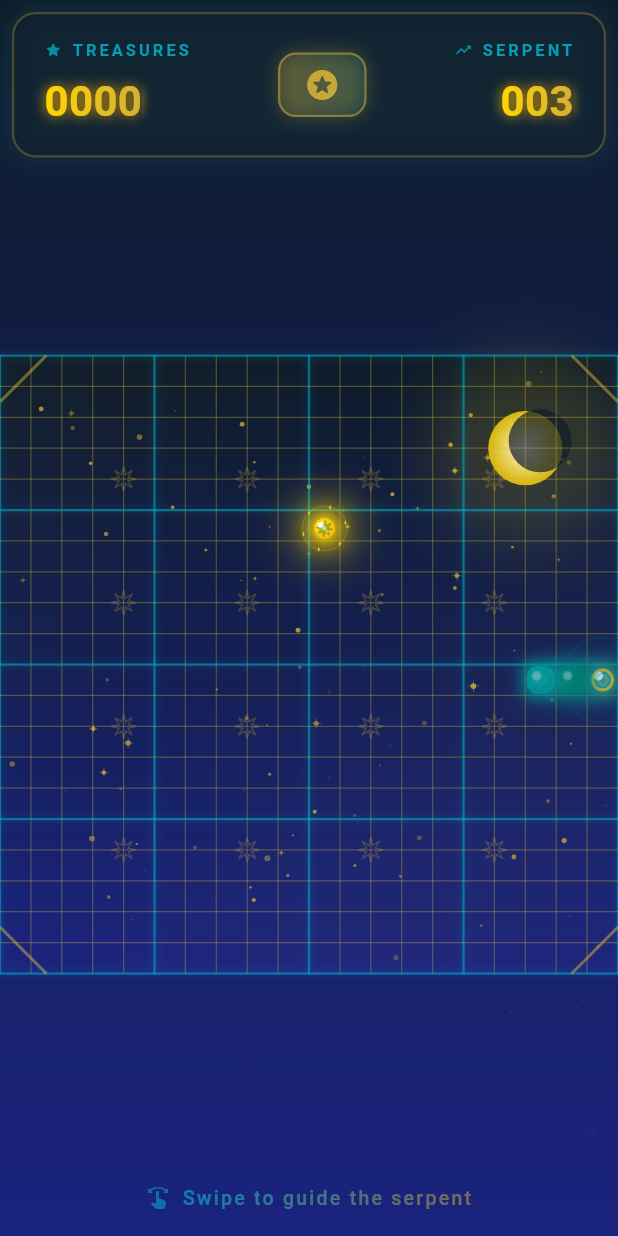
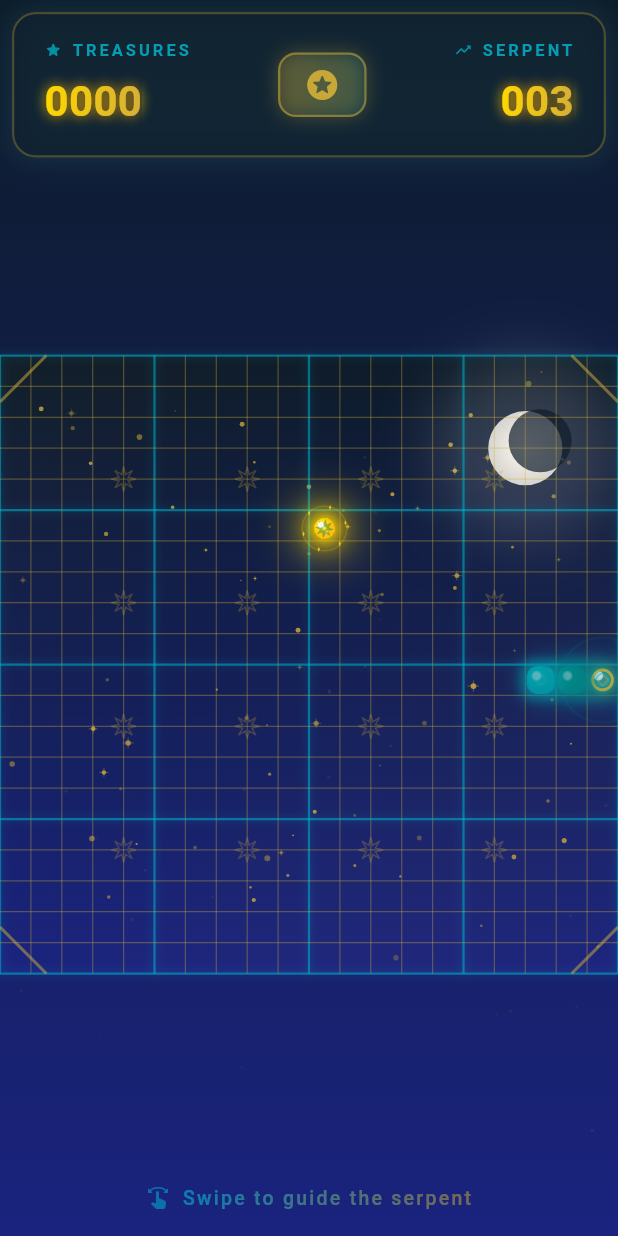
Before and after one commit to muhammadbader/pygame, a Flutter app: the GameScreen screen opened directly, on a phone screen of 412 x 824 dp. Run offline on Flutter 3.47's test engine with Material 3 defaults, Android fonts, the phone set to English and light mode, and no system bars; our stand-ins replace shared_preferences; accounts and stored records are empty; Roboto replaces fonts that are missing (Poppins).

Commit message:
Add dynamic theme system that changes every 5 gems
Implement 5 stunning themes that cycle as player collects gems:

🌙 Theme 0: Midnight Desert (0-4 gems)
- Deep midnight blues with gold and turquoise
- Classic Arabian night atmosphere

🌅 Theme 1: Desert Sunset (5-9 gems)
- Warm purples, oranges, and pinks
- Vibrant sunset over dunes

🌿 Theme 2: Emerald Oasis (10-14 gems)
- Rich greens, jades, and turquoise
- Lush desert paradise

👑 Theme 3: Royal Purple (15-19 gems)
- Deep purples with gold accents
- Luxurious royal palace

💎 Theme 4: Sapphire Night (20-24 gems)
- Deep blues with silver and white
- Crystalline starlit sky

Features:
- Themes cycle every 5 gems collected
- All visual elements adapt: background, grid, serpent, treasures, stars, moon
- Smooth color transitions throughout game
- Each theme has unique personality and atmosphere
- Keeps gameplay fresh and exciting as you progress

Technical:
- ThemeColors class with 5 predefined palettes
- GameState tracks currentTheme (0-4)
- All drawing methods use theme.color instead of static colors
- Automatic theme cycling in _eatFood method

```diff
--- a/pygame/snake/lib/models/game_state.dart
+++ b/pygame/snake/lib/models/game_state.dart
@@ -24,8 +24,12 @@ class GameState extends ChangeNotifier {
   bool isPaused = false;
   Timer? _gameTimer;
   int currentSpeed = initialSpeed;
+  int currentTheme = 0; // Theme changes every 5 gems
 
   final Random _random = Random();
+
+  // Theme milestone - change theme every 5 gems
+  static const int gemsPerTheme = 5;
 
   /// Initialize a new game
   void initGame() {
@@ -44,6 +48,7 @@ class GameState extends ChangeNotifier {
     isGameOver = false;
     isPaused = false;
     currentSpeed = initialSpeed;
+    currentTheme = 0;
 
     _spawnFood();
     notifyListeners();
@@ -133,6 +138,9 @@ class GameState extends ChangeNotifier {
     foodEaten++;
     score += 10;
 
+    // Update theme every gemsPerTheme gems (cycles through 5 themes)
+    currentTheme = (foodEaten ~/ gemsPerTheme) % 5;
+
     // Increase speed every foodPerSpeedUp foods
     if (foodEaten % foodPerSpeedUp == 0 && currentSpeed > minSpeed) {
       currentSpeed = max(minSpeed, currentSpeed - speedIncrement);
--- a/pygame/snake/lib/widgets/game_painter.dart
+++ b/pygame/snake/lib/widgets/game_painter.dart
@@ -2,6 +2,146 @@ import 'dart:math';
 import 'package:flutter/material.dart';
 import '../models/game_state.dart';
 import '../models/position.dart';
+
+/// Theme color palette for dynamic theme switching
+class ThemeColors {
+  final Color backgroundColor1;
+  final Color backgroundColor2;
+  final Color patternColor;
+  final Color gridColor;
+  final Color gridAccentColor;
+  final Color snakeHeadColor;
+  final Color snakeTailColor;
+  final Color snakeGlowColor;
+  final Color snakePatternColor;
+  final Color foodColor;
+  final Color foodAccentColor;
+  final Color foodGlowColor;
+  final Color starColor;
+  final Color moonColor;
+  final String themeName;
+
+  const ThemeColors({
+    required this.backgroundColor1,
+    required this.backgroundColor2,
+    required this.patternColor,
+    required this.gridColor,
+    required this.gridAccentColor,
+    required this.snakeHeadColor,
+    required this.snakeTailColor,
+    required this.snakeGlowColor,
+    required this.snakePatternColor,
+    required this.foodColor,
+    required this.foodAccentColor,
+    required this.foodGlowColor,
+    required this.starColor,
+    required this.moonColor,
+    required this.themeName,
+  });
+
+  // Theme 0: Midnight Desert (default - deep blues and gold)
+  static const midnight = ThemeColors(
+    backgroundColor1: Color(0xFF0D1B2A),
+    backgroundColor2: Color(0xFF1A237E),
+    patternColor: Color(0xFF1A237E),
+    gridColor: Color(0xFFD4AF37),
+    gridAccentColor: Color(0xFF00BCD4),
+    snakeHeadColor: Color(0xFF00695C),
+    snakeTailColor: Color(0xFF00BCD4),
+    snakeGlowColor: Color(0x8000BCD4),
+    snakePatternColor: Color(0xFFD4AF37),
+    foodColor: Color(0xFFFFD700),
+    foodAccentColor: Color(0xFFFFC107),
+    foodGlowColor: Color(0x80FFD700),
+    starColor: Color(0x40D4AF37),
+    moonColor: Color(0xFFFFFAF0),
+    themeName: 'Midnight Desert',
+  );
+
+  // Theme 1: Desert Sunset (warm oranges, purples, and gold)
+  static const sunset = ThemeColors(
+    backgroundColor1: Color(0xFF2D1B4E),
+    backgroundColor2: Color(0xFF4A1E3C),
+    patternColor: Color(0xFF3E2C5A),
+    gridColor: Color(0xFFFF8C42),
+    gridAccentColor: Color(0xFFFF6B9D),
+    snakeHeadColor: Color(0xFFFF6347),
+    snakeTailColor: Color(0xFFFF8C42),
+    snakeGlowColor: Color(0x80FF6347),
+    snakePatternColor: Color(0xFFFFD700),
+    foodColor: Color(0xFFFF6B9D),
+    foodAccentColor: Color(0xFFFF1493),
+    foodGlowColor: Color(0x80FF6B9D),
+    starColor: Color(0x40FF8C42),
+    moonColor: Color(0xFFFFB347),
+    themeName: 'Desert Sunset',
+  );
+
+  // Theme 2: Emerald Oasis (greens and jade)
+  static const oasis = ThemeColors(
+    backgroundColor1: Color(0xFF0A2E2E),
+    backgroundColor2: Color(0xFF1B4D3E),
+    patternColor: Color(0xFF2C5F4F),
+    gridColor: Color(0xFF50C878),
+    gridAccentColor: Color(0xFF40E0D0),
+    snakeHeadColor: Color(0xFF00D084),
+    snakeTailColor: Color(0xFF7FFFD4),
+    snakeGlowColor: Color(0x8000D084),
+    snakePatternColor: Color(0xFFFFD700),
+    foodColor: Color(0xFF7FFFD4),
+    foodAccentColor: Color(0xFF00CED1),
+    foodGlowColor: Color(0x807FFFD4),
+    starColor: Color(0x4050C878),
+    moonColor: Color(0xFFE0FFE0),
+    themeName: 'Emerald Oasis',
+  );
+
+  // Theme 3: Royal Purple (deep purples and gold)
+  static const royal = ThemeColors(
+    backgroundColor1: Color(0xFF1A0033),
+    backgroundColor2: Color(0xFF2E1A47),
+    patternColor: Color(0xFF4B0082),
+    gridColor: Color(0xFFFFD700),
+    gridAccentColor: Color(0xFFDA70D6),
+    snakeHeadColor: Color(0xFF9370DB),
+    snakeTailColor: Color(0xFFBA55D3),
+    snakeGlowColor: Color(0x809370DB),
+    snakePatternColor: Color(0xFFFFD700),
+    foodColor: Color(0xFFFFD700),
+    foodAccentColor: Color(0xFFFFA500),
+    foodGlowColor: Color(0x80FFD700),
+    starColor: Color(0x40FFD700),
+    moonColor: Color(0xFFFFFFE0),
+    themeName: 'Royal Purple',
+  );
+
+  // Theme 4: Sapphire Night (deep blues and silver)
+  static const sapphire = ThemeColors(
+    backgroundColor1: Color(0xFF000033),
+    backgroundColor2: Color(0xFF001A4D),
+    patternColor: Color(0xFF003366),
+    gridColor: Color(0xFFC0C0C0),
+    gridAccentColor: Color(0xFF4169E1),
+    snakeHeadColor: Color(0xFF0F52BA),
+    snakeTailColor: Color(0xFF6495ED),
+    snakeGlowColor: Color(0x800F52BA),
+    snakePatternColor: Color(0xFFE8E8E8),
+    foodColor: Color(0xFFE8E8E8),
+    foodAccentColor: Color(0xFFC0C0C0),
+    foodGlowColor: Color(0x80E8E8E8),
+    starColor: Color(0x40C0C0C0),
+    moonColor: Color(0xFFFFFFFF),
+    themeName: 'Sapphire Night',
+  );
+
+  static const List<ThemeColors> themes = [
+    midnight,
+    sunset,
+    oasis,
+    royal,
+    sapphire,
+  ];
+}
 
 /// Custom painter for rendering the snake game
 class GamePainter extends CustomPainter {
@@ -23,19 +163,8 @@ class GamePainter extends CustomPainter {
     this.collectionFrame,
   });
 
-  // Arabian/Islamic color palette
-  static const Color backgroundColor = Color(0xFF0D1B2A); // Deep midnight blue
-  static const Color patternColor = Color(0xFF1A237E); // Rich indigo for patterns
-  static const Color gridColor = Color(0xFFD4AF37); // Rich gold
-  static const Color gridAccentColor = Color(0xFF00BCD4); // Turquoise accent
-  static const Color snakeHeadColor = Color(0xFF00695C); // Emerald green
-  static const Color snakeTailColor = Color(0xFF00BCD4); // Turquoise
-  static const Color snakeGlowColor = Color(0x8000BCD4); // Turquoise glow
-  static const Color snakePatternColor = Color(0xFFD4AF37); // Gold pattern
-  static const Color foodColor = Color(0xFFFFD700); // Golden amber
-  static const Color foodAccentColor = Color(0xFFFFC107); // Amber
-  static const Color foodGlowColor = Color(0x80FFD700); // Gold glow
-  static const Color starColor = Color(0x40D4AF37); // Subtle gold stars
+  // Get current theme colors based on game state
+  ThemeColors get theme => ThemeColors.themes[gameState.currentTheme];
 
   @override
   void paint(Canvas canvas, Size size) {
@@ -72,22 +201,6 @@ class GamePainter extends CustomPainter {
   void _drawDynamicBackground(Canvas canvas, Size size) {
     final bgTime = backgroundAnimation ?? 0.0;
 
-    // Dynamic gradient colors that shift based on score
-    final scoreProgress = (gameState.score / 500).clamp(0.0, 1.0);
-
-    // Base colors transition from deep indigo to warmer desert tones as score increases
-    final topColor = Color.lerp(
-      const Color(0xFF0D1B2A), // Deep midnight blue
-      const Color(0xFF1A1042), // Deep purple
-      scoreProgress * 0.3,
-    )!;
-
-    final bottomColor = Color.lerp(
-      const Color(0xFF1A237E), // Rich indigo
-      const Color(0xFF2D1B4E), // Deeper purple
-      scoreProgress * 0.3,
-    )!;
-
     // Animated gradient with subtle shift
     final gradientShift = sin(bgTime * 0.5) * 0.1;
 
@@ -95,7 +208,7 @@ class GamePainter extends CustomPainter {
       ..shader = LinearGradient(
         begin: Alignment(0, -1.0 + gradientShift),
         end: Alignment(0, 1.0 - gradientShift),
-        colors: [topColor, bottomColor],
+        colors: [theme.backgroundColor1, theme.backgroundColor2],
       ).createShader(Rect.fromLTWH(0, 0, size.width, size.height));
 
     canvas.drawRect(
@@ -110,7 +223,7 @@ class GamePainter extends CustomPainter {
 
     // Draw twinkling stars
     final starPaint = Paint()
-      ..color = const Color(0xFFD4AF37)
+      ..color = theme.starColor
       ..style = PaintingStyle.fill;
 
     final random = Random(42); // Fixed seed for consistent positions
@@ -120,13 +233,13 @@ class GamePainter extends CustomPainter {
       final twinkle = sin(bgTime * 2 + i * 0.5) * 0.5 + 0.5;
       final starSize = random.nextDouble() * 1.5 + 0.5;
 
-      starPaint.color = Color(0xFFD4AF37).withOpacity(0.3 + twinkle * 0.5);
+      starPaint.color = theme.starColor.withOpacity(0.3 + twinkle * 0.5);
       canvas.drawCircle(Offset(x, y), starSize, starPaint);
 
       // Add cross sparkle to some stars
       if (i % 4 == 0) {
         final sparklePaint = Paint()
-          ..color = Color(0xFFD4AF37).withOpacity(0.2 + twinkle * 0.3)
+          ..color = theme.starColor.withOpacity(0.2 + twinkle * 0.3)
           ..strokeWidth = 0.5
           ..style = PaintingStyle.stroke;
 
@@ -149,7 +262,7 @@ class GamePainter extends CustomPainter {
 
     // Moon glow
     final moonGlowPaint = Paint()
-      ..color = const Color(0xFFFFD700).withOpacity(0.15)
+      ..color = theme.moonColor.withOpacity(0.15)
       ..maskFilter = const MaskFilter.blur(BlurStyle.normal, 20);
     canvas.drawCircle(moonCenter, moonRadius * 2.5, moonGlowPaint);
 
@@ -157,15 +270,15 @@ class GamePainter extends CustomPainter {
     final moonPaint = Paint()
       ..shader = RadialGradient(
         colors: [
-          const Color(0xFFFFFAF0),
-          const Color(0xFFFFD700).withOpacity(0.8),
+          theme.moonColor,
+          theme.moonColor.withOpacity(0.8),
         ],
       ).createShader(Rect.fromCircle(center: moonCenter, radius: moonRadius));
     canvas.drawCircle(moonCenter, moonRadius, moonPaint);
 
     // Crescent shadow
     final shadowPaint = Paint()
-      ..color = const Color(0xFF0D1B2A).withOpacity(0.7)
+      ..color = theme.backgroundColor1.withOpacity(0.7)
       ..style = PaintingStyle.fill;
     canvas.drawCircle(
       Offset(moonCenter.dx + moonRadius * 0.4, moonCenter.dy - moonRadius * 0.2),
@@ -185,7 +298,7 @@ class GamePainter extends CustomPainter {
       final y = baseY + (bgTime * 5 + i * 3) % size.height;
 
       final dustPaint = Paint()
-        ..color = const Color(0xFFD4AF37).withOpacity(0.05 + sin(bgTime + i) * 0.05);
+        ..color = theme.gridColor.withOpacity(0.05 + sin(bgTime + i) * 0.05);
 
       canvas.drawCircle(Offset(x, y), 1.0, dustPaint);
     }
@@ -194,11 +307,11 @@ class GamePainter extends CustomPainter {
   /// Draw Islamic geometric patterns in background
   void _drawIslamicPatterns(Canvas canvas, Size size) {
     final patternPaint = Paint()
-      ..color = patternColor
+      ..color = theme.patternColor
       ..style = PaintingStyle.fill;
 
     final starPaint = Paint()
-      ..color = starColor
+      ..color = theme.starColor
       ..style = PaintingStyle.stroke
       ..strokeWidth = 1.0;
 
@@ -212,7 +325,7 @@ class GamePainter extends CustomPainter {
 
     // Draw subtle geometric pattern overlay
     final overlayPaint = Paint()
-      ..color = patternColor.withOpacity(0.3)
+      ..color = theme.patternColor.withOpacity(0.3)
       ..style = PaintingStyle.fill;
 
     // Diagonal pattern lines creating diamond shapes
@@ -224,7 +337,7 @@ class GamePainter extends CustomPainter {
       canvas.drawPath(
         path,
         Paint()
-          ..color = patternColor.withOpacity(0.1)
+          ..color = theme.patternColor.withOpacity(0.1)
           ..strokeWidth = 0.3
           ..style = PaintingStyle.stroke,
       );
@@ -273,7 +386,7 @@ class GamePainter extends CustomPainter {
         final shimmerIntensity = (sin(shimmerPhase) * 0.5 + 0.5) * 0.03;
 
         final shimmerPaint = Paint()
-          ..color = const Color(0xFFD4AF37).withOpacity(shimmerIntensity)
+          ..color = theme.gridColor.withOpacity(shimmerIntensity)
           ..style = PaintingStyle.fill;
 
         canvas.drawRect(cellRect, shimmerPaint);
@@ -281,21 +394,21 @@ class GamePainter extends CustomPainter {
     }
 
     // Enhanced grid lines with glow
-    // Main grid lines in gold
+    // Main grid lines
     final mainGridPaint = Paint()
-      ..color = gridColor.withOpacity(0.35)
+      ..color = theme.gridColor.withOpacity(0.35)
       ..strokeWidth = 0.8
       ..style = PaintingStyle.stroke;
 
-    // Accent lines in turquoise (every 5th line) - more prominent
+    // Accent lines (every 5th line) - more prominent
     final accentGridPaint = Paint()
-      ..color = gridAccentColor.withOpacity(0.5)
+      ..color = theme.gridAccentColor.withOpacity(0.5)
       ..strokeWidth = 1.5
       ..style = PaintingStyle.stroke;
 
     // Grid line glow effect
     final glowPaint = Paint()
-      ..color = gridAccentColor.withOpacity(0.15)
+      ..color = theme.gridAccentColor.withOpacity(0.15)
       ..strokeWidth = 3.0
       ..maskFilter = const MaskFilter.blur(BlurStyle.normal, 3)
       ..style = PaintingStyle.stroke;
@@ -356,7 +469,7 @@ class GamePainter extends CustomPainter {
       final rippleOpacity = (1.0 - rippleProgress) * 0.3;
 
       final ripplePaint = Paint()
-        ..color = snakeHeadColor.withOpacity(rippleOpacity)
+        ..color = theme.snakeHeadColor.withOpacity(rippleOpacity)
         ..strokeWidth = 1.5
         ..style = PaintingStyle.stroke;
 
@@ -367,7 +480,7 @@ class GamePainter extends CustomPainter {
   /// Draw decorative corner ornaments
   void _drawCornerOrnaments(Canvas canvas, Size size) {
     final ornamentPaint = Paint()
-      ..color = gridColor.withOpacity(0.5)
+      ..color = theme.gridColor.withOpacity(0.5)
       ..strokeWidth = 2.0
       ..style = PaintingStyle.stroke;
 
@@ -430,7 +543,7 @@ class GamePainter extends CustomPainter {
       final pulseIntensity = (sin(pulsePhase) * 0.5 + 0.5) * 0.2;
 
       final trailPaint = Paint()
-        ..color = snakeGlowColor.withOpacity(trailFade * (0.15 + pulseIntensity))
+        ..color = theme.snakeGlowColor.withOpacity(trailFade * (0.15 + pulseIntensity))
         ..maskFilter = const MaskFilter.blur(BlurStyle.normal, 8);
 
       canvas.drawCircle(center, trailRadius, trailPaint);
@@ -453,18 +566,18 @@ class GamePainter extends CustomPainter {
       // Enhanced gradient position with smoother color transition
       final gradientPosition = i / gameState.snake.length;
 
-      // Multi-color gradient: emerald -> jade -> turquoise
+      // Multi-color gradient: head -> middle -> tail
       Color segmentColor;
       if (gradientPosition < 0.5) {
         segmentColor = Color.lerp(
-          snakeHeadColor, // Emerald green
-          const Color(0xFF00897B), // Jade
+          theme.snakeHeadColor,
+          Color.lerp(theme.snakeHeadColor, theme.snakeTailColor, 0.5)!,
           gradientPosition * 2,
         )!;
       } else {
         segmentColor = Color.lerp(
-          const Color(0xFF00897B), // Jade
-          snakeTailColor, // Turquoise
+          Color.lerp(theme.snakeHeadColor, theme.snakeTailColor, 0.5)!,
+          theme.snakeTailColor,
           (gradientPosition - 0.5) * 2,
         )!;
       }
@@ -480,7 +593,7 @@ class GamePainter extends CustomPainter {
       // Outer glow with pulse
       final pulseAmount = sin(shimmerTime * 3 - i * 0.2) * 0.5 + 0.5;
       final outerGlowPaint = Paint()
-        ..color = snakeGlowColor.withOpacity(0.5 * (1 - gradientPosition) * (0.7 + pulseAmount * 0.3))
+        ..color = theme.snakeGlowColor.withOpacity(0.5 * (1 - gradientPosition) * (0.7 + pulseAmount * 0.3))
         ..maskFilter = const MaskFilter.blur(BlurStyle.normal, 10);
 
       canvas.drawRRect(
@@ -567,9 +680,9 @@ class GamePainter extends CustomPainter {
           highlightPaint,
         );
 
-        // Gold accent ring on head - animated
+        // Accent ring on head - animated
         final accentPaint = Paint()
-          ..color = snakePatternColor.withOpacity(0.7 + headPulse * 0.2)
+          ..color = theme.snakePatternColor.withOpacity(0.7 + headPulse * 0.2)
           ..style = PaintingStyle.stroke
           ..strokeWidth = 2.0;
 
@@ -577,7 +690,7 @@ class GamePainter extends CustomPainter {
 
         // Inner accent
         final innerAccentPaint = Paint()
-          ..color = const Color(0xFF00BCD4).withOpacity(0.5)
+          ..color = theme.gridAccentColor.withOpacity(0.5)
           ..style = PaintingStyle.stroke
           ..strokeWidth = 1.0;
 
@@ -589,7 +702,7 @@ class GamePainter extends CustomPainter {
   /// Draw geometric pattern on snake segment
   void _drawSegmentPattern(Canvas canvas, Rect rect, double fadeAmount) {
     final patternPaint = Paint()
-      ..color = snakePatternColor.withOpacity(0.3 * (1 - fadeAmount))
+      ..color = theme.snakePatternColor.withOpacity(0.3 * (1 - fadeAmount))
       ..strokeWidth = 1.0
       ..style = PaintingStyle.stroke;
 
@@ -625,7 +738,7 @@ class GamePainter extends CustomPainter {
 
     // Draw shadow/glow beneath to emphasize floating
     final shadowPaint = Paint()
-      ..color = const Color(0xFFFFD700).withOpacity(0.2)
+      ..color = theme.foodColor.withOpacity(0.2)
       ..maskFilter = const MaskFilter.blur(BlurStyle.normal, 8);
 
     canvas.drawOval(
@@ -640,23 +753,23 @@ class GamePainter extends CustomPainter {
     // Magnetic attraction effect to serpent
     _drawMagneticField(canvas, center, radius);
 
-    // Enhanced multi-layer golden glow
+    // Enhanced multi-layer glow
     final outerGlowPaint = Paint()
-      ..color = foodGlowColor.withOpacity(0.4 + pulseValue * 0.2)
+      ..color = theme.foodGlowColor.withOpacity(0.4 + pulseValue * 0.2)
       ..maskFilter = const MaskFilter.blur(BlurStyle.normal, 15);
 
     canvas.drawCircle(center, radius * 3.0, outerGlowPaint);
 
     // Middle glow
     final middleGlowPaint = Paint()
-      ..color = foodGlowColor.withOpacity(0.6)
+      ..color = theme.foodGlowColor.withOpacity(0.6)
       ..maskFilter = const MaskFilter.blur(BlurStyle.normal, 8);
 
     canvas.drawCircle(center, radius * 1.8, middleGlowPaint);
 
     // Inner glow
     final innerGlowPaint = Paint()
-      ..color = const Color(0xFFFFD700).withOpacity(0.8)
+      ..color = theme.foodColor.withOpacity(0.8)
       ..maskFilter = const MaskFilter.blur(BlurStyle.normal, 4);
 
     canvas.drawCircle(center, radius * 1.2, innerGlowPaint);
@@ -664,15 +777,15 @@ class GamePainter extends CustomPainter {
     // Draw ornamental frame around treasure (rotating)
     _drawTreasureFrame(canvas, center, radius * 1.8, pulseValue);
 
-    // Main golden treasure orb with enhanced gradient
+    // Main treasure orb with enhanced gradient
     final foodPaint = Paint()
       ..shader = RadialGradient(
         center: const Alignment(-0.3, -0.3),
         colors: [
           Colors.white,
-          const Color(0xFFFFE57F),
-          foodColor,
-          foodAccentColor,
+          Color.lerp(Colors.white, theme.foodColor, 0.5)!,
+          theme.foodColor,
+          theme.foodAccentColor,
         ],
         stops: const [0.0, 0.2, 0.6, 1.0],
       ).createShader(Rect.fromCircle(center: center, radius: radius));
@@ -732,7 +845,7 @@ class GamePainter extends CustomPainter {
 
       // Draw subtle energy lines
       final linePaint = Paint()
-        ..color = const Color(0xFFFFD700).withOpacity(strength * 0.15)
+        ..color = theme.foodColor.withOpacity(strength * 0.15)
         ..strokeWidth = 1.5
         ..style = PaintingStyle.stroke;
 
@@ -756,7 +869,7 @@ class GamePainter extends CustomPainter {
 
       // Draw pulsing connection points
       final connectionPaint = Paint()
-        ..color = const Color(0xFFFFD700).withOpacity(strength * 0.3);
+        ..color = theme.foodColor.withOpacity(strength * 0.3);
 
       canvas.drawCircle(treasurePos, treasureRadius * 1.3, connectionPaint);
     }
@@ -765,7 +878,7 @@ class GamePainter extends CustomPainter {
   /// Draw ornamental frame around treasure
   void _drawTreasureFrame(Canvas canvas, Offset center, double size, double animation) {
     final framePaint = Paint()
-      ..color = foodAccentColor.withOpacity(0.6 + animation * 0.2)
+      ..color = theme.foodAccentColor.withOpacity(0.6 + animation * 0.2)
       ..strokeWidth = 2.0
       ..style = PaintingStyle.stroke;
 
@@ -791,7 +904,7 @@ class GamePainter extends CustomPainter {
   /// Draw Islamic star on treasure
   void _drawTreasureStar(Canvas canvas, Offset center, double size, double animation) {
     final starPaint = Paint()
-      ..color = snakeHeadColor.withOpacity(0.4)
+      ..color = theme.snakeHeadColor.withOpacity(0.4)
       ..strokeWidth = 1.5
       ..style = PaintingStyle.stroke;
 
@@ -825,7 +938,7 @@ class GamePainter extends CustomPainter {
   /// Draw sparkle particles around treasure
   void _drawTreasureSparkles(Canvas canvas, Offset center, double animation, double baseRadius) {
     final sparklePaint = Paint()
-      ..color = foodColor.withOpacity(0.8)
+      ..color = theme.foodColor.withOpacity(0.8)
       ..style = PaintingStyle.fill;
 
     // Draw 6 sparkles rotating around the treasure
@@ -856,9 +969,9 @@ class GamePainter extends CustomPainter {
       canvas.drawCircle(sparklePos, sparkleSize * 0.3, sparkleHighlight);
     }
 
-    // Add subtle golden trail effect
+    // Add subtle trail effect
     final trailPaint = Paint()
-      ..color = foodAccentColor.withOpacity(0.2)
+      ..color = theme.foodAccentColor.withOpacity(0.2)
       ..style = PaintingStyle.stroke
       ..strokeWidth = 1.0;
 
@@ -880,9 +993,9 @@ class GamePainter extends CustomPainter {
     // Burst radius expands outward
     final burstRadius = cellSize * progress * 3;
 
-    // Golden burst wave
+    // Burst wave
     final burstPaint = Paint()
-      ..color = const Color(0xFFFFD700).withOpacity((1 - progress) * 0.6)
+      ..color = theme.foodColor.withOpacity((1 - progress) * 0.6)
       ..strokeWidth = 3.0 * (1 - progress * 0.5)
       ..style = PaintingStyle.stroke;
 
@@ -890,7 +1003,7 @@ class GamePainter extends CustomPainter {
 
     // Inner burst wave
     final innerBurstPaint = Paint()
-      ..color = const Color(0xFFFFD700).withOpacity((1 - progress) * 0.8)
+      ..color = theme.foodColor.withOpacity((1 - progress) * 0.8)
       ..strokeWidth = 2.0
       ..style = PaintingStyle.stroke;
 
@@ -898,12 +1011,12 @@ class GamePainter extends CustomPainter {
 
     // Expanding glow
     final glowPaint = Paint()
-      ..color = const Color(0xFFFFD700).withOpacity((1 - progress) * 0.4)
+      ..color = theme.foodColor.withOpacity((1 - progress) * 0.4)
       ..maskFilter = const MaskFilter.blur(BlurStyle.normal, 10);
 
     canvas.drawCircle(center, burstRadius * 0.8, glowPaint);
 
-    // Sand-dust particles explosion
+    // Dust particles explosion
     final random = Random(42);
     for (int i = 0; i < 20; i++) {
       final angle = (i / 20) * pi * 2;
@@ -916,13 +1029,13 @@ class GamePainter extends CustomPainter {
       final particleSize = (3.0 * (1 - progress)) * (0.5 + random.nextDouble() * 0.5);
 
       final particlePaint = Paint()
-        ..color = const Color(0xFFD4AF37).withOpacity((1 - progress) * 0.7);
+        ..color = theme.gridColor.withOpacity((1 - progress) * 0.7);
 
       canvas.drawCircle(particlePos, particleSize, particlePaint);
 
       // Particle trail
       final trailPaint = Paint()
-        ..color = const Color(0xFFD4AF37).withOpacity((1 - progress) * 0.3)
+        ..color = theme.gridColor.withOpacity((1 - progress) * 0.3)
         ..strokeWidth = particleSize * 0.5
         ..style = PaintingStyle.stroke;
 
```
